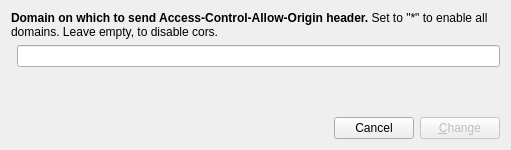
Qt form plugins/browser/Cors.ui (ethereum/alethzero) before a commit.
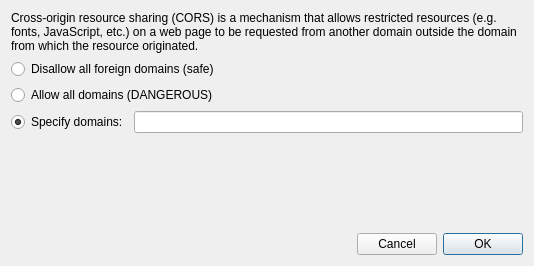
The same form after that commit.

Commit message: Fix AZ CORS UI.

```diff
--- a/plugins/browser/Cors.ui
+++ b/plugins/browser/Cors.ui
@@ -6,8 +6,8 @@
    <rect>
     <x>0</x>
     <y>0</y>
-    <width>511</width>
-    <height>150</height>
+    <width>534</width>
+    <height>266</height>
    </rect>
   </property>
   <property name="windowTitle">
@@ -17,30 +17,7 @@
    <string notr="true"/>
   </property>
   <layout class="QGridLayout" name="gridLayout">
-   <item row="4" column="1">
-    <widget class="QLineEdit" name="domain">
-     <property name="readOnly">
-      <bool>true</bool>
-     </property>
-    </widget>
-   </item>
-   <item row="0" column="0" colspan="2">
-    <widget class="QLabel" name="additionalLabel">
-     <property name="maximumSize">
-      <size>
-       <width>16777215</width>
-       <height>100</height>
-      </size>
-     </property>
-     <property name="text">
-      <string>&lt;html&gt;&lt;head/&gt;&lt;body&gt;&lt;p&gt;&lt;span style=&quot; font-weight:600;&quot;&gt;Domain on which to send Access-Control-Allow-Origin header.&lt;/span&gt; Set to &amp;quot;*&amp;quot; to enable all domains. Leave empty, to disable cors.&lt;/p&gt;&lt;/body&gt;&lt;/html&gt;</string>
-     </property>
-     <property name="wordWrap">
-      <bool>true</bool>
-     </property>
-    </widget>
-   </item>
-   <item row="9" column="0" colspan="2">
+   <item row="10" column="0" colspan="2">
     <layout class="QHBoxLayout" name="horizontalLayout">
      <item>
       <widget class="QLabel" name="status">
@@ -81,7 +58,7 @@
      <item>
       <widget class="QPushButton" name="change">
        <property name="enabled">
-        <bool>false</bool>
+        <bool>true</bool>
        </property>
        <property name="sizePolicy">
         <sizepolicy hsizetype="Minimum" vsizetype="Fixed">
@@ -99,7 +76,7 @@
         <enum>Qt::LeftToRight</enum>
        </property>
        <property name="text">
-        <string>&amp;Change</string>
+        <string>OK</string>
        </property>
        <property name="default">
         <bool>true</bool>
@@ -108,7 +85,17 @@
      </item>
     </layout>
    </item>
-   <item row="8" column="1">
+   <item row="2" column="0" colspan="2">
+    <widget class="QRadioButton" name="disallow">
+     <property name="text">
+      <string>Disallow all foreign domains (safe)</string>
+     </property>
+     <attribute name="buttonGroup">
+      <string notr="true">buttonGroup</string>
+     </attribute>
+    </widget>
+   </item>
+   <item row="9" column="0" colspan="2">
     <spacer name="verticalSpacer">
      <property name="orientation">
       <enum>Qt::Vertical</enum>
@@ -121,6 +108,42 @@
      </property>
     </spacer>
    </item>
+   <item row="6" column="1">
+    <widget class="QLineEdit" name="domain"/>
+   </item>
+   <item row="6" column="0">
+    <widget class="QRadioButton" name="special">
+     <property name="text">
+      <string>Specify domains:</string>
+     </property>
+     <property name="checked">
+      <bool>true</bool>
+     </property>
+     <attribute name="buttonGroup">
+      <string notr="true">buttonGroup</string>
+     </attribute>
+    </widget>
+   </item>
+   <item row="5" column="0" colspan="2">
+    <widget class="QRadioButton" name="allow">
+     <property name="text">
+      <string>Allow all domains (DANGEROUS)</string>
+     </property>
+     <attribute name="buttonGroup">
+      <string notr="true">buttonGroup</string>
+     </attribute>
+    </widget>
+   </item>
+   <item row="1" column="0" colspan="2">
+    <widget class="QLabel" name="label">
+     <property name="text">
+      <string>Cross-origin resource sharing (CORS) is a mechanism that allows restricted resources (e.g. fonts, JavaScript, etc.) on a web page to be requested from another domain outside the domain from which the resource originated.</string>
+     </property>
+     <property name="wordWrap">
+      <bool>true</bool>
+     </property>
+    </widget>
+   </item>
   </layout>
  </widget>
  <tabstops>
```
Left out of the diff: 34 changed lines with no effect on the pictures. The commit also changes 2 other files.
